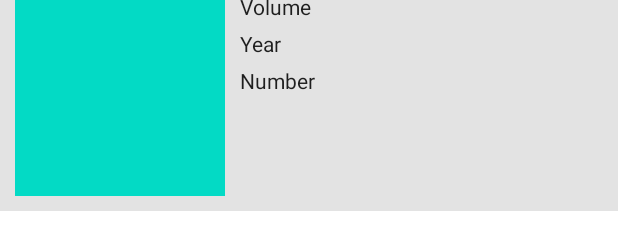
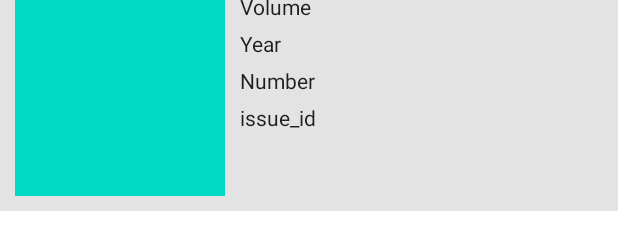
Before and after one commit to DarlingBuenano/Examen, an Android app: the layout volumenes.xml on its own in the app's theme, with its tools: preview values and no code run, on a phone screen of 412 x 824 dp. Shown: the part 134-384 px from the top of the screen. Run offline under Robolectric (Android 15) with nearby library versions, the phone set to English and light mode, and no system bars.

Commit message:
Mostrando los datos al activity volumen

```diff
--- a/app/src/main/res/layout/volumenes.xml
+++ b/app/src/main/res/layout/volumenes.xml
@@ -86,4 +86,17 @@
         android:textColor="#1E1E1E"
         android:text="Number"/>
 
+    <TextView
+        android:id="@+id/txtIssue_id"
+        android:layout_width="match_parent"
+        android:layout_height="wrap_content"
+        android:layout_below="@+id/txtNumber"
+        android:layout_alignParentEnd="true"
+        android:layout_marginStart="10dp"
+        android:layout_marginTop="5dp"
+        android:layout_marginEnd="0dp"
+        android:layout_toEndOf="@+id/imgCover"
+        android:textColor="#1E1E1E"
+        android:text="issue_id"/>
+
 </RelativeLayout>
```
Also changed, not shown: app/src/main/java/software/examen/Modelo/Volumen.java (+59 -0 lines).
